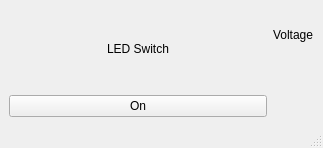
Above: src/UIs/MainWindow.ui from cooolallen/CrazyChair before the change. Below: the same form after it.
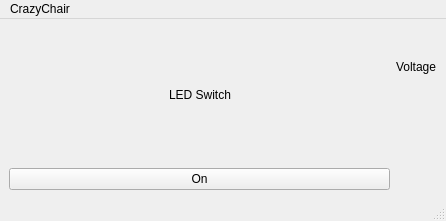
That is the form after the change.

Diff of the .ui file:
```diff
--- a/src/UIs/MainWindow.ui
+++ b/src/UIs/MainWindow.ui
@@ -6,8 +6,8 @@
    <rect>
     <x>0</x>
     <y>0</y>
-    <width>323</width>
-    <height>148</height>
+    <width>446</width>
+    <height>221</height>
    </rect>
   </property>
   <property name="windowTitle">
@@ -92,10 +92,17 @@
     <rect>
      <x>0</x>
      <y>0</y>
-     <width>323</width>
+     <width>446</width>
      <height>22</height>
     </rect>
    </property>
+   <widget class="QMenu" name="menuCrazyChair">
+    <property name="title">
+     <string>CrazyChair</string>
+    </property>
+    <addaction name="actionRecord_Data"/>
+   </widget>
+   <addaction name="menuCrazyChair"/>
   </widget>
   <widget class="QStatusBar" name="statusbar"/>
  </widget>
```
Left out of the diff: 7 changed lines with no effect on the pictures.
